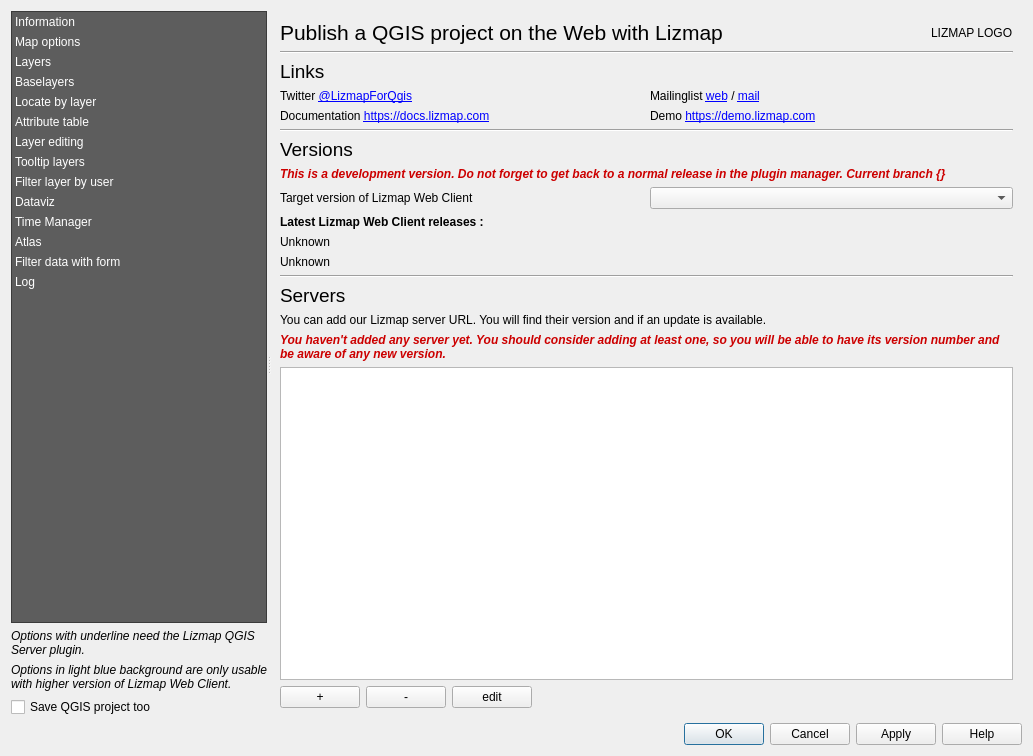
Qt form lizmap/resources/ui/ui_lizmap.ui (3liz/lizmap-plugin) before a commit.
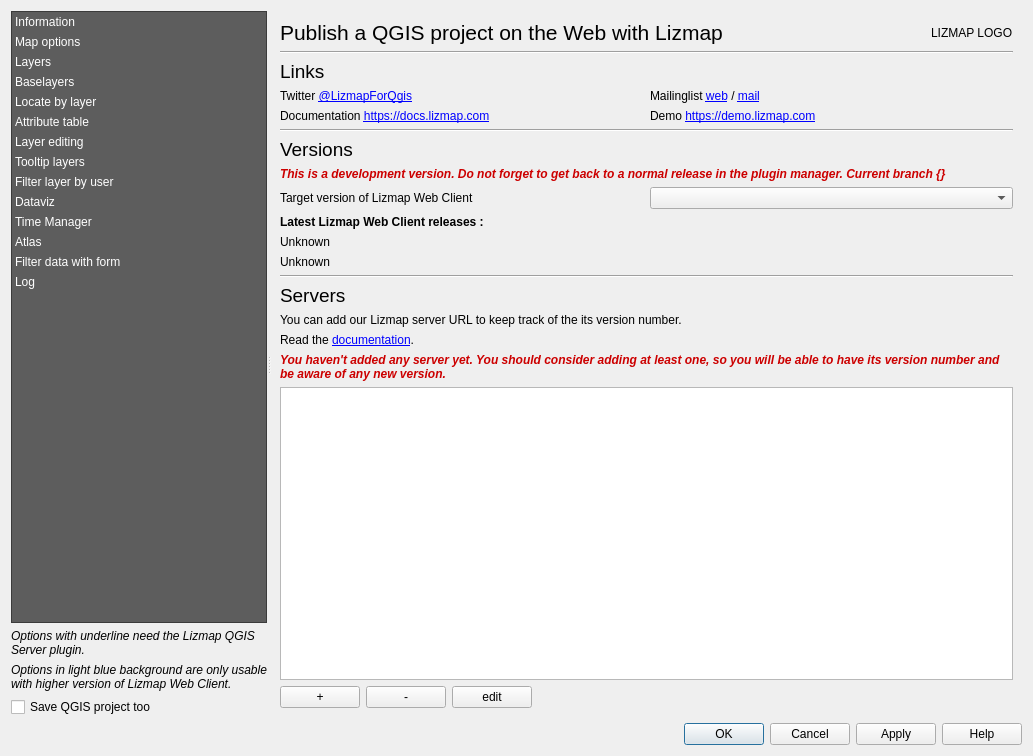
The same form after that commit. Custom widgets are drawn as their Qt base class.

Commit message: Review sentence and add link to documentation

Patch:
```diff
--- a/lizmap/resources/ui/ui_lizmap.ui
+++ b/lizmap/resources/ui/ui_lizmap.ui
@@ -429,13 +429,20 @@
            <item>
             <widget class="QLabel" name="label_4">
              <property name="text">
-              <string>You can add our Lizmap server URL. You will find their version and if an update is available.</string>
+              <string>You can add our Lizmap server URL to keep track of the its version number.</string>
              </property>
              <property name="wordWrap">
               <bool>true</bool>
              </property>
             </widget>
            </item>
+           <item>
+            <widget class="QLabel" name="label_47">
+             <property name="text">
+              <string>&lt;html&gt;&lt;head/&gt;&lt;body&gt;&lt;p&gt;Read the &lt;a href=&quot;https://docs.lizmap.com/current/en/publish/lizmap_plugin/information.html&quot;&gt;&lt;span style=&quot; text-decoration: underline; color:#0000ff;&quot;&gt;documentation&lt;/span&gt;&lt;/a&gt;.&lt;/p&gt;&lt;/body&gt;&lt;/html&gt;</string>
+             </property>
+            </widget>
+           </item>
            <item>
             <widget class="QLabel" name="label_no_server">
              <property name="text">
```
Left out of the diff: 2 changed lines with no effect on the pictures.
